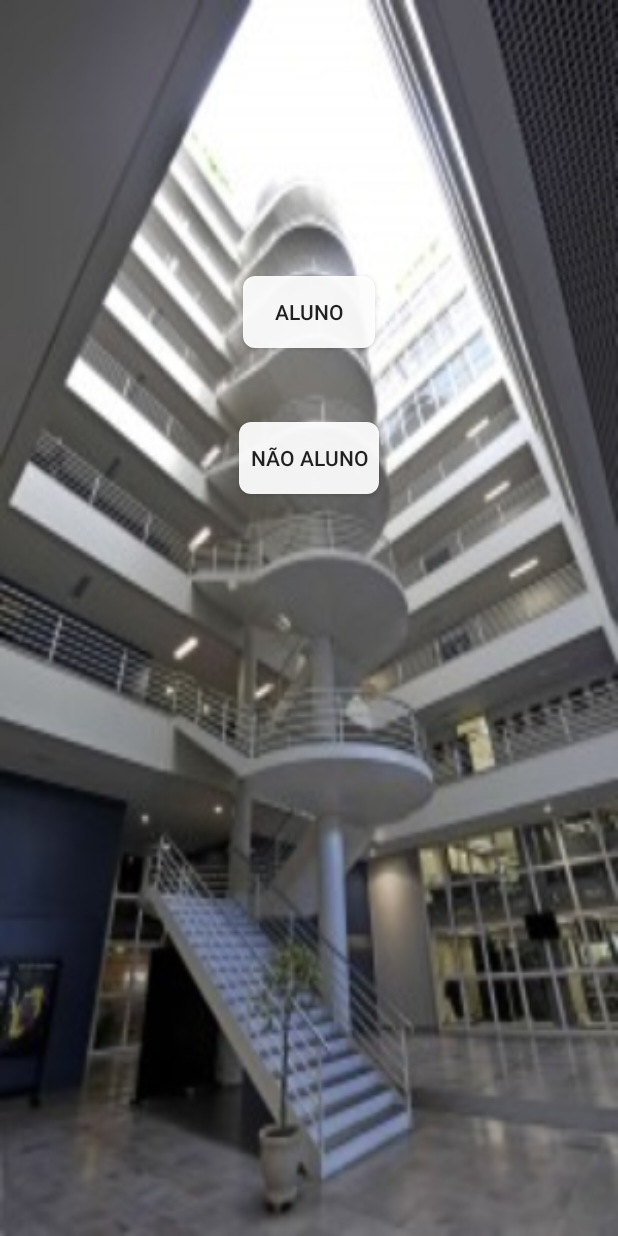
After one commit to DeyvissonAlex/visitasguiadas, an Android app: the Cadastro screen opened directly, with no data from a screen before it, on a phone screen of 412 x 824 dp. The commit adds this screen. Run offline under Robolectric (Android 15) with nearby library versions, the phone set to English and light mode, and no system bars.

Commit message:
"Criadas paginas de Cadastro ( Pergunta se é aluno ou não aluno ) e página específica de cadastro para aluno (Esboço incompleto) "

```diff
--- a/app/src/main/AndroidManifest.xml
+++ b/app/src/main/AndroidManifest.xml
@@ -32,7 +32,9 @@
             android:name=".LoginActivity"
             android:label="@string/title_activity_login" />
         <activity android:name=".Inicial" />
-        <activity android:name=".FACIN"></activity>
+        <activity android:name=".FACIN" />
+        <activity android:name=".Cadastro" />
+        <activity android:name=".Aluno_cadastro"></activity>
     </application>
 
 </manifest>
--- /dev/null
+++ b/app/src/main/java/br/pucrs/petinf/visitasguiadas/Cadastro.java
@@ -0,0 +1,14 @@
+package br.pucrs.petinf.visitasguiadas;
+
+import android.support.v7.app.AppCompatActivity;
+import android.os.Bundle;
+
+public class Cadastro extends AppCompatActivity {
+
+    @Override
+    protected void onCreate(Bundle savedInstanceState) {
+        super.onCreate(savedInstanceState);
+        setContentView(R.layout.activity_cadastro);
+    }
+
+}
--- a/app/src/main/java/br/pucrs/petinf/visitasguiadas/MainActivity.java
+++ b/app/src/main/java/br/pucrs/petinf/visitasguiadas/MainActivity.java
@@ -27,7 +27,7 @@ public class MainActivity extends AppCompatActivity {
         super.onCreate(savedInstanceState);
         setContentView(R.layout.activity_main);
 
-        Button botao = (Button) findViewById(R.id.login);
+        Button botao = (Button) findViewById(R.id.inicio);
         botao.setOnClickListener(new View.OnClickListener() {
             @Override
             public void onClick(View view) {
--- /dev/null
+++ b/app/src/main/res/layout/activity_cadastro.xml
@@ -0,0 +1,38 @@
+<?xml version="1.0" encoding="utf-8"?>
+<RelativeLayout xmlns:android="http://schemas.android.com/apk/res/android"
+    xmlns:tools="http://schemas.android.com/tools"
+    android:id="@+id/activity_cadastro"
+    android:layout_width="match_parent"
+    android:layout_height="match_parent"
+    android:paddingBottom="@dimen/activity_vertical_margin"
+    android:paddingLeft="@dimen/activity_horizontal_margin"
+    android:paddingRight="@dimen/activity_horizontal_margin"
+    android:paddingTop="@dimen/activity_vertical_margin"
+    android:background="@drawable/facin_andares"
+    tools:context="br.pucrs.petinf.visitasguiadas.Cadastro">
+
+    <Button
+        android:text="Aluno"
+        android:layout_width="wrap_content"
+        android:layout_height="wrap_content"
+        android:id="@+id/alunobotao"
+        android:layout_marginTop="168dp"
+        android:layout_alignParentTop="true"
+        android:layout_centerHorizontal="true"
+        android:background="@drawable/botaoredondo"
+        android:paddingLeft="7sp"
+        android:paddingRight="7sp"/>
+
+    <Button
+        android:text="Não aluno"
+        android:layout_width="wrap_content"
+        android:layout_height="wrap_content"
+        android:id="@+id/naoalunobotao"
+        android:layout_marginTop="49dp"
+        android:layout_below="@+id/alunobotao"
+        android:layout_centerHorizontal="true"
+        android:background="@drawable/botaoredondo"
+        android:paddingLeft="7sp"
+        android:paddingRight="7sp"/>
+
+</RelativeLayout>
--- a/app/src/main/res/values/strings.xml
+++ b/app/src/main/res/values/strings.xml
@@ -5,7 +5,7 @@
     <!-- Strings related to login -->
     <string name="prompt_email">Email</string>
     <string name="prompt_password">Senha </string>
-    <string name="action_sign_in">Faça login ou Registre-se</string>
+    <string name="action_sign_in">Login</string>
     <string name="action_sign_in_short">Sign in</string>
     <string name="error_invalid_email">Esse endereço de e-mail é inválido</string>
     <string name="error_invalid_password">Essa senha é muito curta</string>
```
Also changed, not shown: app/src/main/java/br/pucrs/petinf/visitasguiadas/Aluno_cadastro.java (added, +13 -0 lines), app/src/main/res/layout/activity_aluno_cadastro.xml (added, +33 -0 lines), app/src/main/res/layout/activity_login.xml (+8 -2 lines), app/src/main/res/layout/activity_main.xml (+6 -6 lines).
